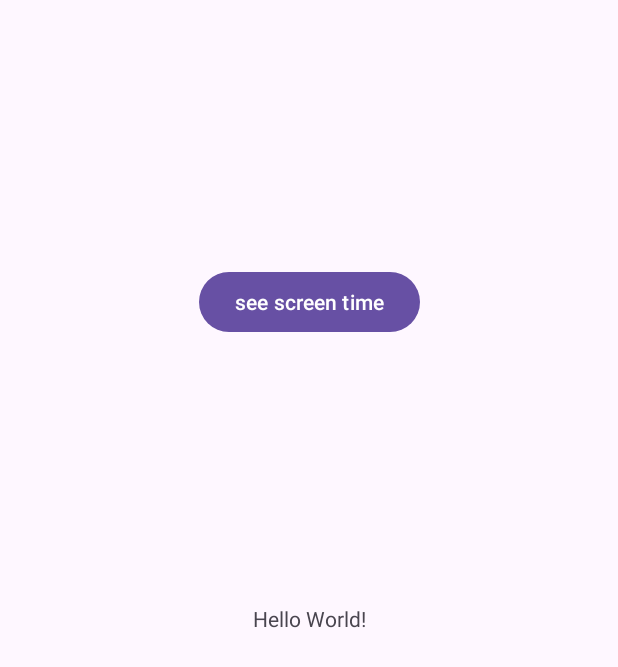
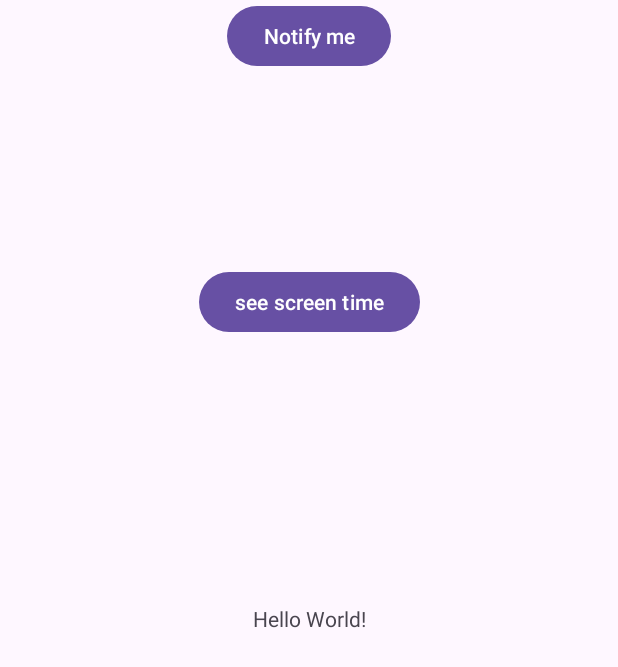
Before and after one commit to zhanjz22/AddictionFighter2, an Android app: the screen it shows after launch (MainActivity), on a phone screen of 412 x 824 dp. Shown: the top 667 px of the screen. Run offline under Robolectric (Android 15) with nearby library versions, the phone set to English and light mode, and no system bars.

```diff
--- a/app/build.gradle.kts
+++ b/app/build.gradle.kts
@@ -8,7 +8,7 @@ android {
 
     defaultConfig {
         applicationId = "com.example.addictionfighter2"
-        minSdk = 24
+        minSdk = 28
         targetSdk = 34
         versionCode = 1
         versionName = "1.0"
@@ -36,4 +36,5 @@ dependencies {
     testImplementation("junit:junit:4.13.2")
     androidTestImplementation("androidx.test.ext:junit:1.1.5")
     androidTestImplementation("androidx.test.espresso:espresso-core:3.5.1")
+
 }
--- a/app/src/main/AndroidManifest.xml
+++ b/app/src/main/AndroidManifest.xml
@@ -31,4 +31,7 @@
 
     <uses-permission android:name="android.permission.QUERY_ALL_PACKAGES" />
 
+    <uses-permission android:name="android.permission.POST_NOTIFICATIONS"/>
+
+
 </manifest>
--- a/app/src/main/java/com/example/addictionfighter2/MainActivity.java
+++ b/app/src/main/java/com/example/addictionfighter2/MainActivity.java
@@ -1,10 +1,16 @@
 package com.example.addictionfighter2;
 
 import androidx.appcompat.app.AppCompatActivity;
+import androidx.core.app.NotificationCompat;
+import androidx.core.app.NotificationManagerCompat;
 
+import android.app.NotificationChannel;
+import android.app.NotificationManager;
+import android.app.PendingIntent;
 import android.app.usage.UsageStats;
 import android.app.usage.UsageStatsManager;
 import android.content.Intent;
+import android.os.Build;
 import android.os.Bundle;
 import android.provider.Settings;
 import android.widget.Button;
@@ -16,6 +22,7 @@ public class MainActivity extends AppCompatActivity {
     @Override
     protected void onCreate(Bundle savedInstanceState) {
         super.onCreate(savedInstanceState);
+        createNotificationChannel();
         setContentView(R.layout.activity_main);
 
         Button buttonUsageStats = findViewById(
@@ -28,9 +35,50 @@ public class MainActivity extends AppCompatActivity {
             startActivity(usageStatsIntent);
         });
 
+        Button buttonNotify = findViewById(R.id.button_notify);
+
+        // Create an explicit intent for an Activity in your app.
+        Intent intent = new Intent(this, UsageStatsActivity.class);
+        intent.setFlags(Intent.FLAG_ACTIVITY_NEW_TASK | Intent.FLAG_ACTIVITY_CLEAR_TASK);
+        PendingIntent pendingIntent = PendingIntent.getActivity(this, 0, intent, PendingIntent.FLAG_IMMUTABLE);
+
+        NotificationCompat.Builder builder = new NotificationCompat.Builder(this, "test_channel")
+                //.setSmallIcon(R.drawable.notification_icon)
+                .setContentTitle("My notification")
+                .setContentText("Hello World!")
+                .setPriority(NotificationCompat.PRIORITY_DEFAULT)
+                // Set the intent that fires when the user taps the notification.
+                .setContentIntent(pendingIntent)
+                .setAutoCancel(true);
+
+        NotificationManagerCompat nmc = NotificationManagerCompat.from(this);
+
+        buttonNotify.setOnClickListener(view -> {
+            nmc.notify(0, builder.build());
+        });
+
         startActivity(new Intent(Settings.ACTION_USAGE_ACCESS_SETTINGS));
 
     }
 
+    private void createNotificationChannel() {
+        // Create the NotificationChannel, but only on API 26+ because
+        // the NotificationChannel class is not in the Support Library.
+        if (Build.VERSION.SDK_INT >= Build.VERSION_CODES.O) {
+            CharSequence name = "Testing";
+            String description = "For testing of notifications";
+            int importance = NotificationManager.IMPORTANCE_HIGH;
+            NotificationChannel channel = new NotificationChannel("test_channel", name, importance);
+            channel.setDescription(description);
+            channel.enableLights(true);
+            channel.enableVibration(true);
+            // Register the channel with the system. You can't change the importance
+            // or other notification behaviors after this.
+            NotificationManager notificationManager = getSystemService(NotificationManager.class);
+            notificationManager.createNotificationChannel(channel);
+        }
+    }
+
+
 
 }
--- a/app/src/main/res/layout/activity_main.xml
+++ b/app/src/main/res/layout/activity_main.xml
@@ -26,4 +26,14 @@
         app:layout_constraintStart_toStartOf="parent"
         app:layout_constraintTop_toTopOf="parent" />
 
+    <Button
+        android:id="@+id/button_notify"
+        android:layout_width="wrap_content"
+        android:layout_height="wrap_content"
+        android:text="Notify me"
+        app:layout_constraintTop_toBottomOf="@+id/button_usage_stats"
+        app:layout_constraintEnd_toEndOf="parent"
+        app:layout_constraintStart_toStartOf="parent"
+        app:layout_constraintTop_toTopOf="parent" />
+
 </androidx.constraintlayout.widget.ConstraintLayout>
```
